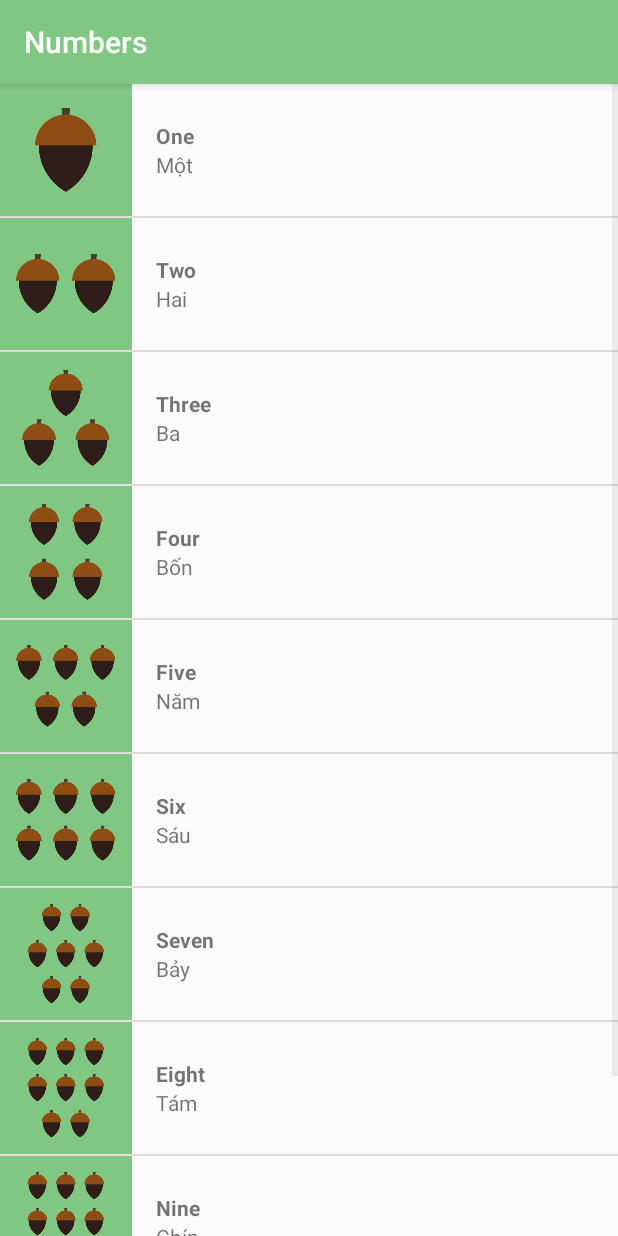
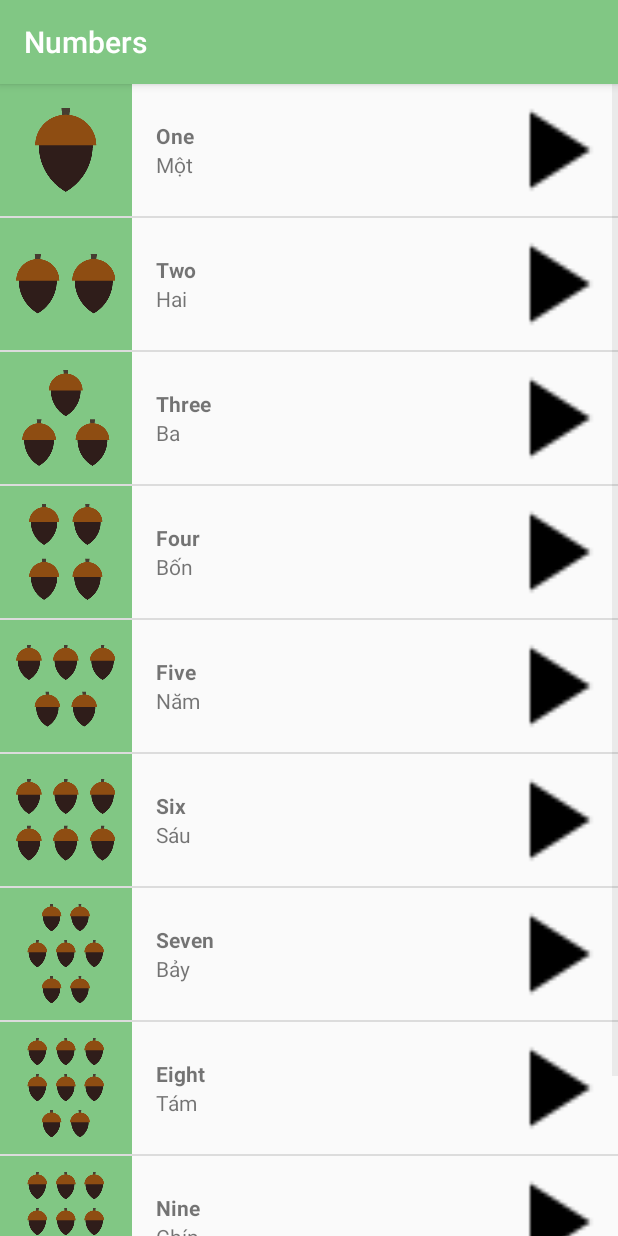
Before and after one commit to NathanNguyen345/LanguageApp, an Android app: the NumberActivity screen opened directly, with no data from a screen before it, on a phone screen of 412 x 824 dp. Run offline under Robolectric (Android 15) with nearby library versions, the phone set to English and light mode, and no system bars.

Commit message:
Add icon, but onStop has bugs

```diff
--- a/app/src/main/java/com/example/nathannguyen/learnvietnamese/FamilyActivity.java
+++ b/app/src/main/java/com/example/nathannguyen/learnvietnamese/FamilyActivity.java
@@ -74,14 +74,18 @@ public class FamilyActivity extends AppCompatActivity {
     protected void onStop() {
         super.onStop();
 
-        // Stop audio playback and release to free memory
-        mp.stop();
+
+        // This section has a bug
+
+/*        mp.stop();
         mp.setOnCompletionListener(new MediaPlayer.OnCompletionListener() {
             @Override
             public void onCompletion(MediaPlayer mp) {
                 mp.release();
             }
-        });
+        });*/
+
+
     }// end onStop
 
 }// end activty
--- a/app/src/main/java/com/example/nathannguyen/learnvietnamese/NumberActivity.java
+++ b/app/src/main/java/com/example/nathannguyen/learnvietnamese/NumberActivity.java
@@ -60,16 +60,16 @@ public class NumberActivity extends AppCompatActivity {
         am = (AudioManager) getSystemService(Context.AUDIO_SERVICE);
 
         // Adding words into the adaptar
-        wordList.add(new Word("One", "Một", R.drawable.number_one, R.raw.one));
-        wordList.add(new Word("Two", "Hai", R.drawable.number_two, R.raw.two));
-        wordList.add(new Word("Three", "Ba", R.drawable.number_three, R.raw.three));
-        wordList.add(new Word("Four", "Bốn", R.drawable.number_four, R.raw.four));
-        wordList.add(new Word("Five", "Năm", R.drawable.number_five, R.raw.five));
-        wordList.add(new Word("Six", "Sáu", R.drawable.number_six, R.raw.six));
-        wordList.add(new Word("Seven", "Bảy", R.drawable.number_seven, R.raw.seven));
-        wordList.add(new Word("Eight", "Tám", R.drawable.number_eight, R.raw.eight));
-        wordList.add(new Word("Nine", "Chín", R.drawable.number_nine, R.raw.nine));
-        wordList.add(new Word("Ten", "Mười", R.drawable.number_ten, R.raw.ten));
+        wordList.add(new Word("One", "Một", R.drawable.number_one, R.raw.one, R.drawable.ic_play_arrow_black_24dp));
+        wordList.add(new Word("Two", "Hai", R.drawable.number_two, R.raw.two, R.drawable.ic_play_arrow_black_24dp));
+        wordList.add(new Word("Three", "Ba", R.drawable.number_three, R.raw.three, R.drawable.ic_play_arrow_black_24dp));
+        wordList.add(new Word("Four", "Bốn", R.drawable.number_four, R.raw.four, R.drawable.ic_play_arrow_black_24dp));
+        wordList.add(new Word("Five", "Năm", R.drawable.number_five, R.raw.five, R.drawable.ic_play_arrow_black_24dp));
+        wordList.add(new Word("Six", "Sáu", R.drawable.number_six, R.raw.six, R.drawable.ic_play_arrow_black_24dp));
+        wordList.add(new Word("Seven", "Bảy", R.drawable.number_seven, R.raw.seven, R.drawable.ic_play_arrow_black_24dp));
+        wordList.add(new Word("Eight", "Tám", R.drawable.number_eight, R.raw.eight, R.drawable.ic_play_arrow_black_24dp));
+        wordList.add(new Word("Nine", "Chín", R.drawable.number_nine, R.raw.nine, R.drawable.ic_play_arrow_black_24dp));
+        wordList.add(new Word("Ten", "Mười", R.drawable.number_ten, R.raw.ten, R.drawable.ic_play_arrow_black_24dp));
 
 
         // Create Array Adapter for List
@@ -120,15 +120,16 @@ public class NumberActivity extends AppCompatActivity {
     protected void onStop() {
         super.onStop();
 
-        // Stop audio playback and release to free memory
+
+/*        // Stop audio playback and release to free memory
         mp.stop();
         mp.setOnCompletionListener(new MediaPlayer.OnCompletionListener() {
             @Override
             public void onCompletion(MediaPlayer mp) {
                 mp.release();
                 am.abandonAudioFocus(amChangeListener);
-            }
-        });
+        }
+        });*/
     }// end onStop
 
 
--- a/app/src/main/java/com/example/nathannguyen/learnvietnamese/Word.java
+++ b/app/src/main/java/com/example/nathannguyen/learnvietnamese/Word.java
@@ -13,6 +13,7 @@ public class Word  {
     private String vietWord;
     private int imageId = -1;
     private int soundId = -1;
+    private int playIcon = -1;
 
 
     // Constructor w/o img
@@ -35,12 +36,21 @@ public class Word  {
         this.imageId = source;
     }
 
-    // Constructor w/ img
+    // Constructor w/ img & sound
     public Word(String eng, String viet, int source, int sound){
         this.engWord = eng;
         this.vietWord = viet;
         this.imageId = source;
         this.soundId = sound;
+    }
+
+    // Constructor w/ play button
+    public Word(String eng, String viet, int source, int sound, int play){
+        this.engWord = eng;
+        this.vietWord = viet;
+        this.imageId = source;
+        this.soundId = sound;
+        this.playIcon = play;
     }
 
     /**
@@ -65,4 +75,9 @@ public class Word  {
     public int getSoundId() {
         return soundId;
     }
+
+    public int getPlayIcon() {
+        return playIcon;
+
+    }
 }// end Word class
--- a/app/src/main/java/com/example/nathannguyen/learnvietnamese/WordAdapter.java
+++ b/app/src/main/java/com/example/nathannguyen/learnvietnamese/WordAdapter.java
@@ -73,6 +73,16 @@ public class WordAdapter<W> extends ArrayAdapter<Word> {
         int color = ContextCompat.getColor(getContext(), colorID);
         currentImage.setBackgroundColor(color);
 
+        ImageView playIcon = (ImageView) myView.findViewById(R.id.playIcon);
+        if(currentWordView.hasImage()){
+            playIcon.setImageResource(currentWordView.getPlayIcon());
+            playIcon.setVisibility(View.VISIBLE);
+
+        }
+        else {
+            playIcon.setVisibility(View.GONE);
+        }
+
         return myView;
     }
 }
--- a/app/src/main/res/layout/list_item.xml
+++ b/app/src/main/res/layout/list_item.xml
@@ -18,9 +18,10 @@
             android:layout_height="88dp"/>
 
         <LinearLayout
+            android:layout_weight="1"
             android:id="@+id/playId"
             android:orientation="vertical"
-            android:layout_width="match_parent"
+            android:layout_width="wrap_content"
             android:layout_height="88dp">
 
             <TextView
@@ -43,7 +44,11 @@
                 tools:text="mot"/>
         </LinearLayout>
 
+        <ImageView
+            android:id="@+id/playIcon"
+            android:layout_width="88dp"
+            android:layout_height="88dp" />
+
     </LinearLayout>
 
-
 </LinearLayout>
```
Also changed, not shown: app/src/main/res/drawable-hdpi/ic_play_arrow_black_24dp.png (added), app/src/main/res/drawable-mdpi/ic_play_arrow_black_24dp.png (added), app/src/main/res/drawable-xhdpi/ic_play_arrow_black_24dp.png (added), app/src/main/res/drawable-xxhdpi/ic_play_arrow_black_24dp.png (added), app/src/main/res/drawable-xxxhdpi/ic_play_arrow_black_24dp.png (added), 3 other files.
